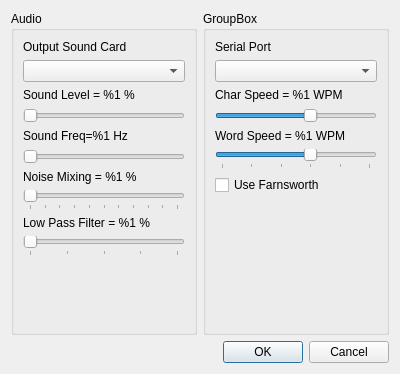
Old version of the form gui/options.ui in the repository Artemia76/EasyMorse.
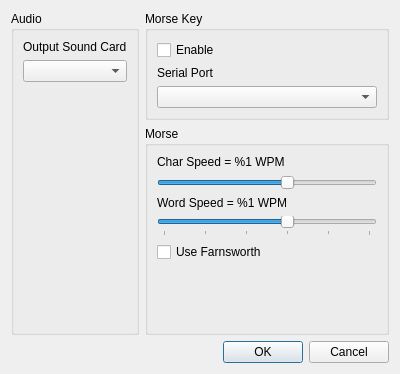
New version of the form.

What changed in the file:
```diff
--- a/gui/options.ui
+++ b/gui/options.ui
@@ -14,172 +14,29 @@
    <string>Dialog</string>
   </property>
   <layout class="QGridLayout" name="gridLayout">
-   <item row="0" column="0">
-    <widget class="QGroupBox" name="gbAudio">
-     <property name="title">
-      <string>Audio</string>
+   <item row="2" column="1">
+    <widget class="QDialogButtonBox" name="buttonBox">
+     <property name="orientation">
+      <enum>Qt::Horizontal</enum>
      </property>
-     <layout class="QVBoxLayout" name="verticalLayout">
-      <item>
-       <widget class="QLabel" name="label_2">
-        <property name="maximumSize">
-         <size>
-          <width>16777215</width>
-          <height>20</height>
-         </size>
-        </property>
-        <property name="text">
-         <string>Output Sound Card</string>
-        </property>
-       </widget>
-      </item>
-      <item>
-       <widget class="QComboBox" name="m_deviceBox"/>
-      </item>
-      <item>
-       <widget class="QLabel" name="m_labelSoundLevel">
-        <property name="maximumSize">
-         <size>
-          <width>16777215</width>
-          <height>20</height>
-         </size>
-        </property>
-        <property name="text">
-         <string>Sound Level = %1 %</string>
-        </property>
-       </widget>
-      </item>
-      <item>
-       <widget class="QSlider" name="m_volumeSlider">
-        <property name="focusPolicy">
-         <enum>Qt::WheelFocus</enum>
-        </property>
-        <property name="maximum">
-         <number>100</number>
-        </property>
-        <property name="singleStep">
-         <number>10</number>
-        </property>
-        <property name="orientation">
-         <enum>Qt::Horizontal</enum>
-        </property>
-       </widget>
-      </item>
-      <item>
-       <widget class="QLabel" name="m_labelFreq">
-        <property name="text">
-         <string>Sound Freq=%1 Hz</string>
-        </property>
-       </widget>
-      </item>
-      <item>
-       <widget class="QSlider" name="m_frequencySlider">
-        <property name="minimum">
-         <number>200</number>
-        </property>
-        <property name="maximum">
-         <number>1200</number>
-        </property>
-        <property name="singleStep">
-         <number>100</number>
-        </property>
-        <property name="pageStep">
-         <number>200</number>
-        </property>
-        <property name="value">
-         <number>200</number>
-        </property>
-        <property name="orientation">
-         <enum>Qt::Horizontal</enum>
-        </property>
-        <property name="tickInterval">
-         <number>100</number>
-        </property>
-       </widget>
-      </item>
-      <item>
-       <widget class="QLabel" name="m_labelNoiseMixing">
-        <property name="text">
-         <string>Noise Mixing = %1 %</string>
-        </property>
-       </widget>
-      </item>
-      <item>
-       <widget class="QSlider" name="m_NoiseCorr">
-        <property name="maximum">
-         <number>100</number>
-        </property>
-        <property name="singleStep">
-         <number>10</number>
-        </property>
-        <property name="orientation">
-         <enum>Qt::Horizontal</enum>
-        </property>
-        <property name="tickPosition">
-         <enum>QSlider::TicksBelow</enum>
-        </property>
-        <property name="tickInterval">
-         <number>10</number>
-        </property>
-       </widget>
-      </item>
-      <item>
-       <widget class="QLabel" name="m_LowPassFilter">
-        <property name="text">
-         <string>Low Pass Filter = %1 %</string>
-        </property>
-       </widget>
-      </item>
-      <item>
-       <widget class="QSlider" name="m_NoiseFilterSlider">
-        <property name="maximum">
-         <number>100</number>
-        </property>
-        <property name="singleStep">
-         <number>5</number>
-        </property>
-        <property name="pageStep">
-         <number>10</number>
-        </property>
-        <property name="value">
-         <number>0</number>
-        </property>
-        <property name="sliderPosition">
-         <number>0</number>
-        </property>
-        <property name="orientation">
-         <enum>Qt::Horizontal</enum>
-        </property>
-        <property name="tickPosition">
-         <enum>QSlider::TicksBelow</enum>
-        </property>
-        <property name="tickInterval">
-         <number>25</number>
-        </property>
-       </widget>
-      </item>
-      <item>
-       <spacer name="verticalSpacer">
-        <property name="orientation">
-         <enum>Qt::Vertical</enum>
-        </property>
-        <property name="sizeHint" stdset="0">
-         <size>
-          <width>20</width>
-          <height>40</height>
-         </size>
-        </property>
-       </spacer>
-      </item>
-     </layout>
+     <property name="standardButtons">
+      <set>QDialogButtonBox::Cancel|QDialogButtonBox::Ok</set>
+     </property>
     </widget>
    </item>
    <item row="0" column="1">
     <widget class="QGroupBox" name="gbMorse">
      <property name="title">
-      <string>GroupBox</string>
+      <string>Morse Key</string>
      </property>
      <layout class="QVBoxLayout" name="verticalLayout_2">
+      <item>
+       <widget class="QCheckBox" name="m_enableSerial">
+        <property name="text">
+         <string>Enable</string>
+        </property>
+       </widget>
+      </item>
       <item>
        <widget class="QLabel" name="label">
         <property name="text">
@@ -190,6 +47,15 @@
       <item>
        <widget class="QComboBox" name="m_serialBox"/>
       </item>
+     </layout>
+    </widget>
+   </item>
+   <item row="1" column="1">
+    <widget class="QGroupBox" name="groupBox">
+     <property name="title">
+      <string>Morse</string>
+     </property>
+     <layout class="QVBoxLayout" name="verticalLayout_3">
       <item>
        <widget class="QLabel" name="m_labelCharSpeed">
         <property name="text">
@@ -286,14 +152,42 @@
      </layout>
     </widget>
    </item>
-   <item row="1" column="1">
-    <widget class="QDialogButtonBox" name="buttonBox">
-     <property name="orientation">
-      <enum>Qt::Horizontal</enum>
+   <item row="0" column="0" rowspan="2">
+    <widget class="QGroupBox" name="gbAudio">
+     <property name="title">
+      <string>Audio</string>
      </property>
-     <property name="standardButtons">
-      <set>QDialogButtonBox::Cancel|QDialogButtonBox::Ok</set>
-     </property>
+     <layout class="QVBoxLayout" name="verticalLayout">
+      <item>
+       <widget class="QLabel" name="label_2">
+        <property name="maximumSize">
+         <size>
+          <width>16777215</width>
+          <height>20</height>
+         </size>
+        </property>
+        <property name="text">
+         <string>Output Sound Card</string>
+        </property>
+       </widget>
+      </item>
+      <item>
+       <widget class="QComboBox" name="m_deviceBox"/>
+      </item>
+      <item>
+       <spacer name="verticalSpacer">
+        <property name="orientation">
+         <enum>Qt::Vertical</enum>
+        </property>
+        <property name="sizeHint" stdset="0">
+         <size>
+          <width>20</width>
+          <height>40</height>
+         </size>
+        </property>
+       </spacer>
+      </item>
+     </layout>
     </widget>
    </item>
   </layout>
```
